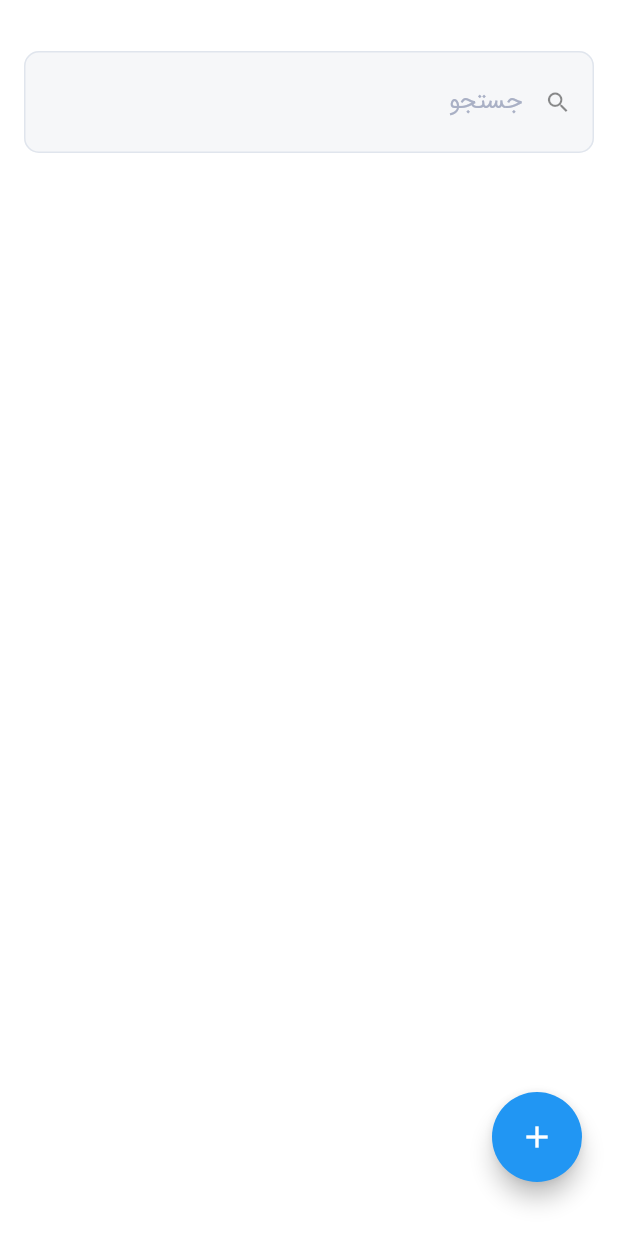
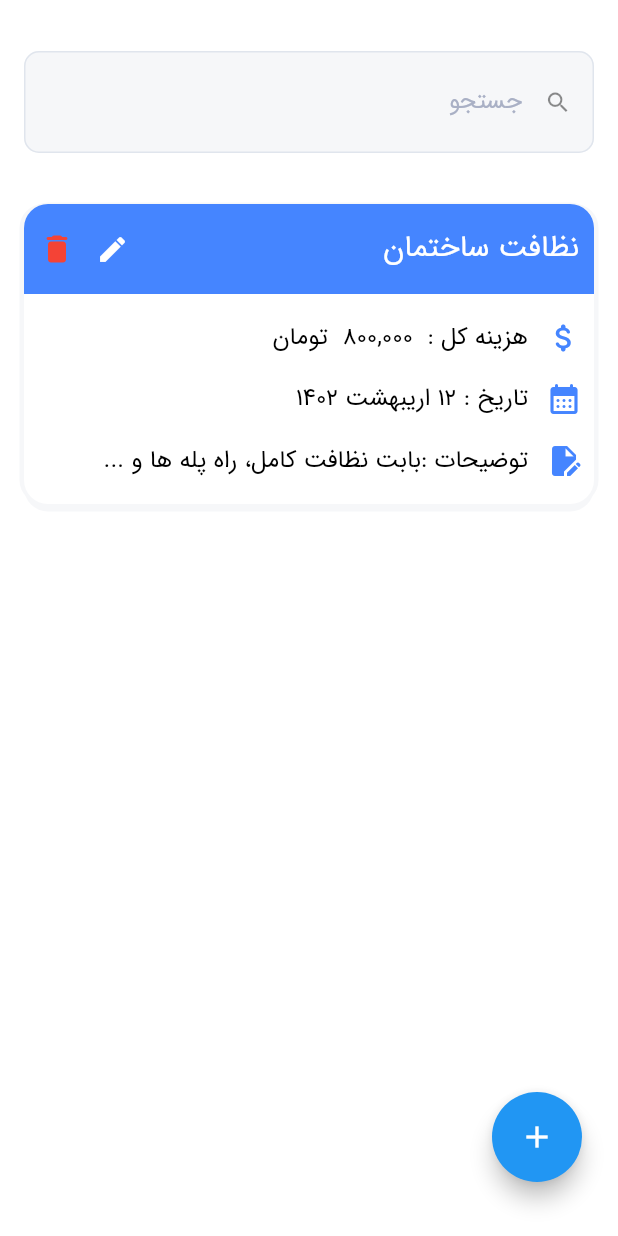
Before and after one commit to Hiwa-Shaloudegi/HomeSweet, a Flutter app: the CostsPage screen opened by its route, on a phone screen of 412 x 824 dp. Run offline on Flutter 3.47's test engine with Material 2 defaults, Android fonts, the phone set to English and light mode, and no system bars; our stand-ins replace flutter_svg, get, get_storage, sqflite; accounts and stored records are empty.

Commit message:
Add CostItem widget to CostPage

```diff
--- a/lib/screens/costs/costs_page.dart
+++ b/lib/screens/costs/costs_page.dart
@@ -1,10 +1,14 @@
 import 'package:flutter/material.dart';
 import 'package:get/get.dart';
+import 'package:home_sweet/constants/colors.dart';
 import 'package:home_sweet/screens/auth/widgets/custom_text_field.dart';
+import 'package:home_sweet/themes/app_theme.dart';
+import 'package:home_sweet/utils/extensions.dart';
 
 import '../../controllers/costs_controller.dart';
 import '../../widgets/empty_state.dart';
 import '../../widgets/fab.dart';
+import 'widgets/cost_item.dart';
 
 class CostsPage extends StatelessWidget {
   CostsPage({super.key});
@@ -27,15 +31,16 @@ class CostsPage extends StatelessWidget {
                       ),
                       child: Column(
                         children: [
-                          Padding(
-                            padding: const EdgeInsets.only(top: 24, bottom: 24),
-                            child: const CustomTextField.search(
+                          const Padding(
+                            padding: EdgeInsets.only(top: 24, bottom: 24),
+                            child: CustomTextField.search(
                               controller: null,
                               validator: null,
                               onSaved: null,
                             ),
                           ),
-                          Container(),
+                          CostItem(
+                              title: 'نظافت ساختمان', items: costItems), //TODO:
                         ],
                       ),
                     );
--- /dev/null
+++ b/lib/screens/costs/widgets/cost_item.dart
@@ -0,0 +1,137 @@
+import 'package:flutter/material.dart';
+import 'package:home_sweet/utils/extensions.dart';
+
+import '../../../constants/colors.dart';
+import '../../../themes/app_theme.dart';
+
+var costItems = [
+  Row(
+    children: [
+      Icon(
+        Icons.attach_money_rounded,
+        color: AppColors.primaryColor,
+      ),
+      SizedBox(width: 12),
+      Text('هزینه کل :  '),
+      Text('800000'.toTooman()),
+      Text('  تومان'),
+    ],
+  ),
+  Row(
+    children: [
+      Icon(
+        Icons.calendar_month_rounded,
+        color: AppColors.primaryColor,
+      ),
+      SizedBox(width: 12),
+      Text('تاریخ :'),
+      Text(' 12 اریبهشت 1402'.toFarsiNumber),
+    ],
+  ),
+  Row(
+    children: [
+      Icon(
+        Icons.edit_document,
+        color: AppColors.primaryColor,
+      ),
+      SizedBox(width: 12),
+      Text('توضیحات :'),
+      Text('بابت نظافت کامل، راه پله ها و ... '),
+    ],
+  ),
+];
+
+class CostItem extends StatelessWidget {
+  final String title;
+  final double totalHeight;
+  final double bodyHeight;
+  final List<Widget> items;
+
+  const CostItem({
+    super.key,
+    required this.title,
+    required this.items,
+    this.totalHeight = 200,
+    this.bodyHeight = 60,
+  });
+
+  @override
+  Widget build(BuildContext context) {
+    return Container(
+      width: double.infinity,
+      height: totalHeight, //200,
+      decoration: BoxDecoration(
+        color: Colors.white,
+        borderRadius: BorderRadius.circular(16),
+        boxShadow: const [
+          BoxShadow(
+            color: Color(0xffF6F7F9),
+            offset: Offset(0, -1),
+          ),
+          BoxShadow(
+            color: Color(0xffF6F7F9),
+            offset: Offset(0, 5),
+          ),
+          BoxShadow(
+            color: Color(0xffF6F7F9),
+            offset: Offset(3, 0),
+          ),
+          BoxShadow(
+            color: Color(0xffF6F7F9),
+            offset: Offset(-3, 0),
+          ),
+        ],
+      ),
+      child: Column(
+        children: [
+          Container(
+            width: double.infinity,
+            height: bodyHeight, //60,  //! totalHeight * 0.3
+            padding: const EdgeInsets.symmetric(horizontal: 10),
+            decoration: const BoxDecoration(
+              color: AppColors.primaryColor,
+              borderRadius: BorderRadius.only(
+                topRight: Radius.circular(16),
+                topLeft: Radius.circular(16),
+              ),
+            ),
+            child: Row(
+              mainAxisAlignment: MainAxisAlignment.spaceBetween,
+              children: [
+                Text(
+                  title, //'نظافت ساختمان',
+                  style: AppTheme.textTheme().labelLarge,
+                ),
+                Spacer(),
+                Icon(
+                  Icons.edit,
+                  color: Colors.white,
+                  size: 22,
+                ),
+                SizedBox(width: 14),
+                Icon(
+                  Icons.delete_rounded,
+                  color: Colors.red,
+                ),
+              ],
+            ),
+          ),
+          Padding(
+            padding: const EdgeInsets.symmetric(
+              horizontal: 8,
+              vertical: 0,
+            ),
+            child: Container(
+              // color: Colors.amber,
+              height: totalHeight - bodyHeight, //firstContainer - second
+              child: Column(
+                mainAxisAlignment: MainAxisAlignment.spaceEvenly,
+                children: items,
+              ),
+            ),
+          ),
+        ],
+      ),
+    );
+  }
+}
```
